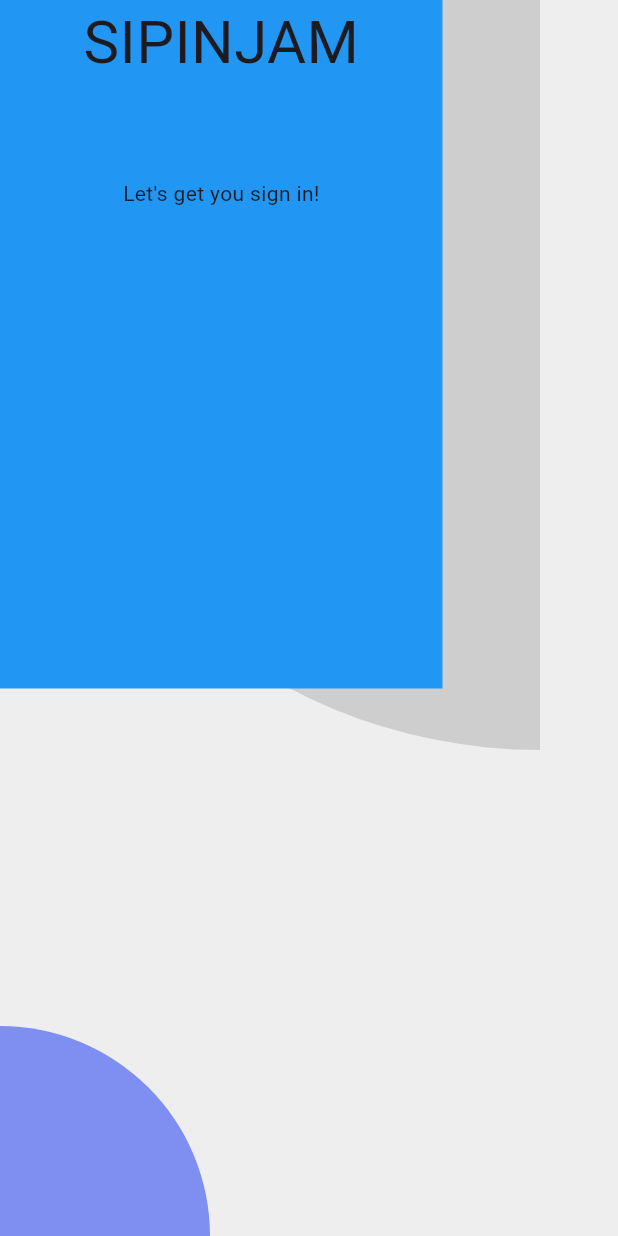
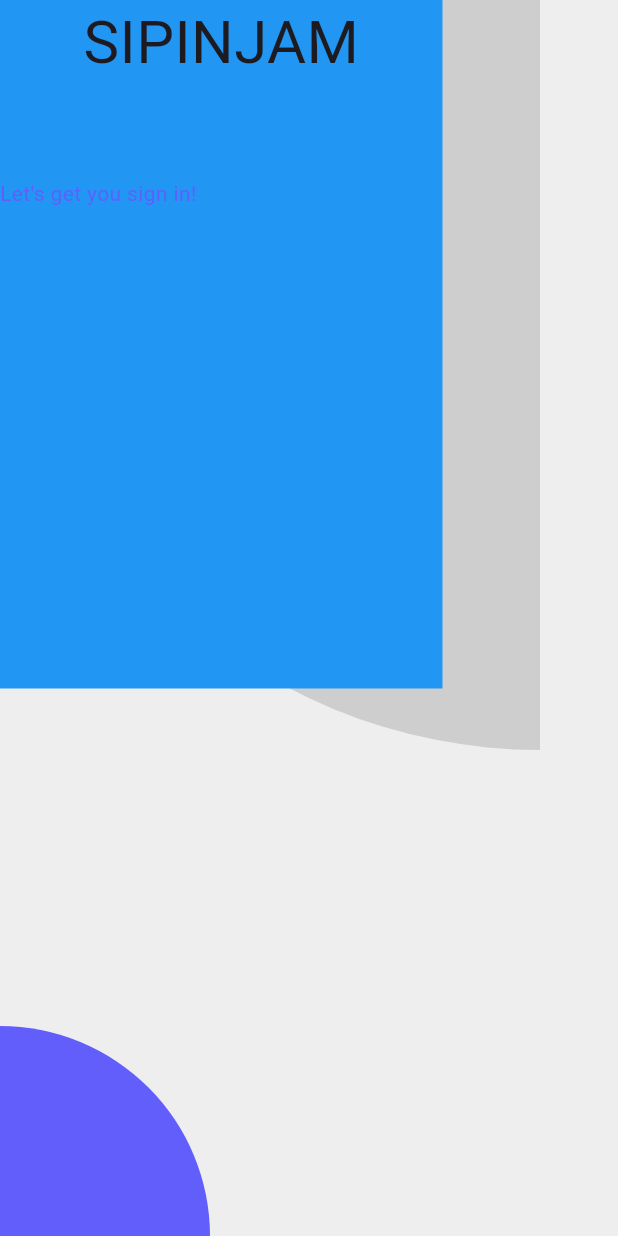
Before and after one commit to sipinjam/sipinjam, a Flutter app: the screen it shows after launch, on a phone screen of 412 x 824 dp. Run offline on Flutter 3.47's test engine with Material 3 defaults, Android fonts, the phone set to English and light mode, and no system bars.

Commit message:
menambahkan theme dan beberapa teks pada loginPage

```diff
--- a/lib/main.dart
+++ b/lib/main.dart
@@ -17,7 +17,7 @@ class MyApp extends StatelessWidget {
       debugShowCheckedModeBanner: false,
       home: const SplashPage(),
       routes: {
-        '/login': (context) => const Loginpage(),
+        '/login': (context) => const LoginPage(),
       },
     );
   }
--- a/lib/pages/loginPage.dart
+++ b/lib/pages/loginPage.dart
@@ -1,14 +1,14 @@
 import 'package:flutter/material.dart';
+import 'package:sipit_app/theme.dart';
 
-class Loginpage extends StatelessWidget {
-  const Loginpage({super.key});
+class LoginPage extends StatelessWidget {
+  const LoginPage({super.key});
 
   @override
   Widget build(BuildContext context) {
     return Scaffold(
         backgroundColor: const Color(0xffEEEEEE),
-        body: Expanded(
-          child: Stack(
+        body: Stack(
           children: [
             Align(
               alignment:
@@ -29,10 +29,10 @@ class Loginpage extends StatelessWidget {
               child: Container(
                 width: 140,
                 height: 140,
-                  decoration: const BoxDecoration(
+                decoration: BoxDecoration(
                   borderRadius:
-                        BorderRadius.only(topRight: Radius.circular(140)),
-                    color: Color(0xff7E8EF1),
+                      const BorderRadius.only(topRight: Radius.circular(140)),
+                  color: biruTua,
                 ),
               ),
             ),
@@ -40,21 +40,26 @@ class Loginpage extends StatelessWidget {
               width: 295,
               height: 459,
               color: Colors.blue,
-                child: const Column(
+              child: Column(
                 children: [
-                    Text(
+                  const Text(
                     'SIPINJAM',
                     style: TextStyle(fontSize: 40),
                   ),
-                    SizedBox(
+                  const SizedBox(
                     height: 62,
                   ),
-                    Positioned(left: 0, child: Text("Let's get you sign in!"))
+                  Align(
+                    alignment: Alignment.centerLeft,
+                    child: Text(
+                      "Let's get you sign in!",
+                      style: TextStyle(color: biruTua),
+                    ),
+                  )
                 ],
               ),
             )
           ],
-          ),
         ));
   }
 }
--- a/lib/theme.dart
+++ b/lib/theme.dart
@@ -1,4 +1,3 @@
 import 'package:flutter/material.dart';
-import 'package:google_fonts/google_fonts.dart';
 
-// TextStyle MyanmarText = GoogleFonts.myan
+Color biruTua = Color(0xff615EFC);
```
Lines whose indentation alone changed are shown as unchanged.
